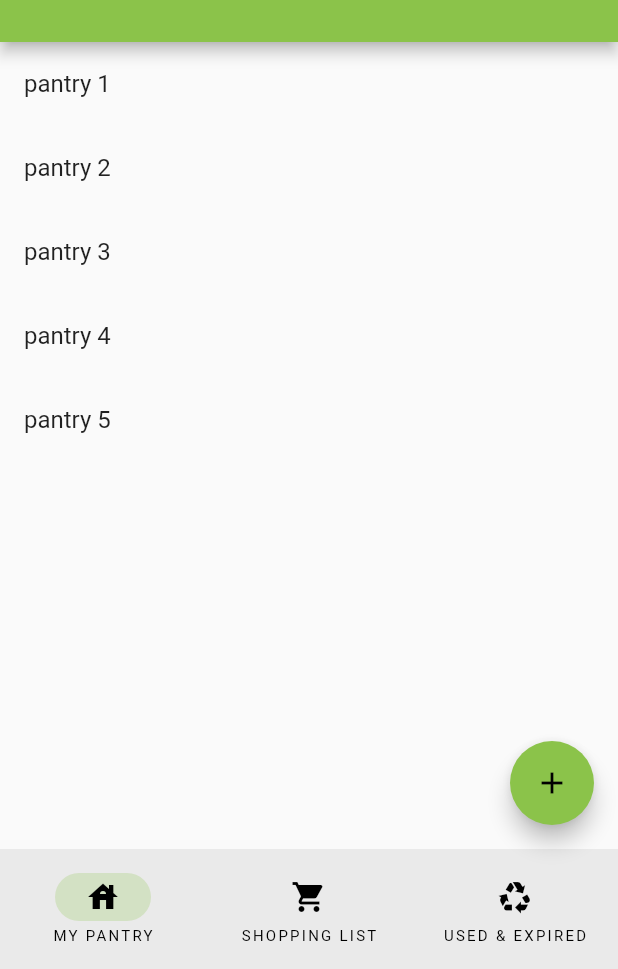
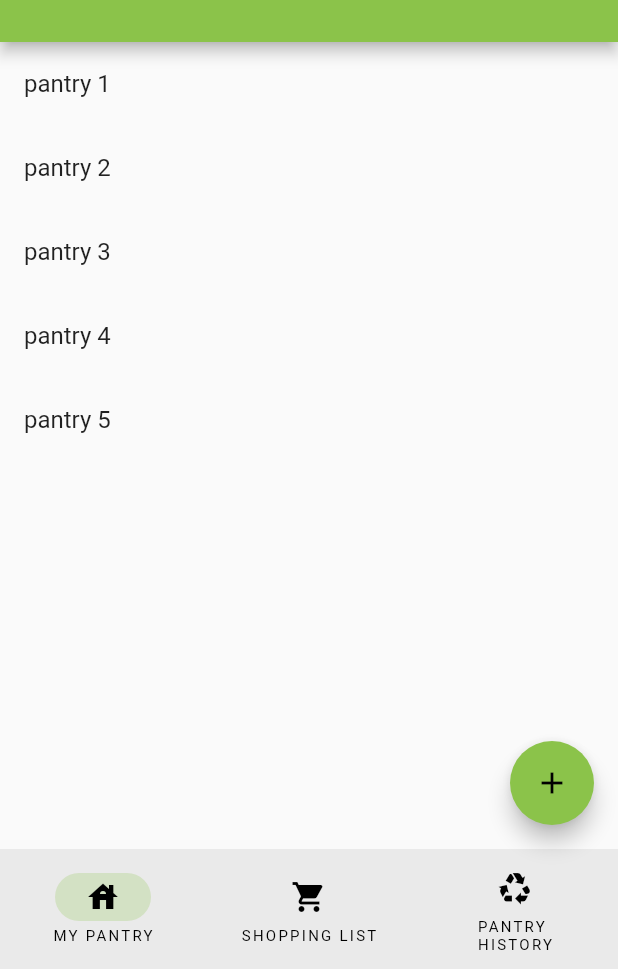
Before and after one commit to kitsain/Kitsain-Frontend-Spring2023, a Flutter app: the screen it shows after launch, on a phone screen of 412 x 824 dp, the part 267-1236 px from its top. Run offline on Flutter 3.47's test engine with Material 2 defaults, Android fonts, the phone set to English and light mode, and no system bars; our stand-ins replace get; missing offline and left inert: simple_barcode_scanner.

Commit message:
Navigation button name to 'Pantry history'.2

```diff
--- a/lib/main.dart
+++ b/lib/main.dart
@@ -157,7 +157,7 @@ class _HomePageState extends State<HomePage> {
               List<dynamic> rejected,
             ) {
               return const NavigationDestination(
-                  icon: Icon(Icons.recycling), label: 'USED & EXPIRED');
+                  icon: Icon(Icons.recycling), label: 'PANTRY\nHISTORY');
             },
             onMove: (details) {
               _navigationMenuIndex = 2;
```
